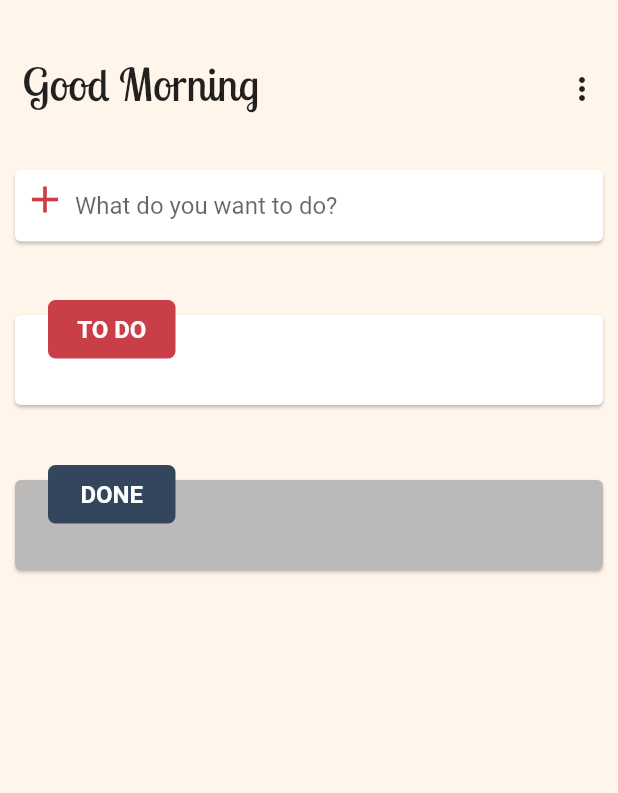
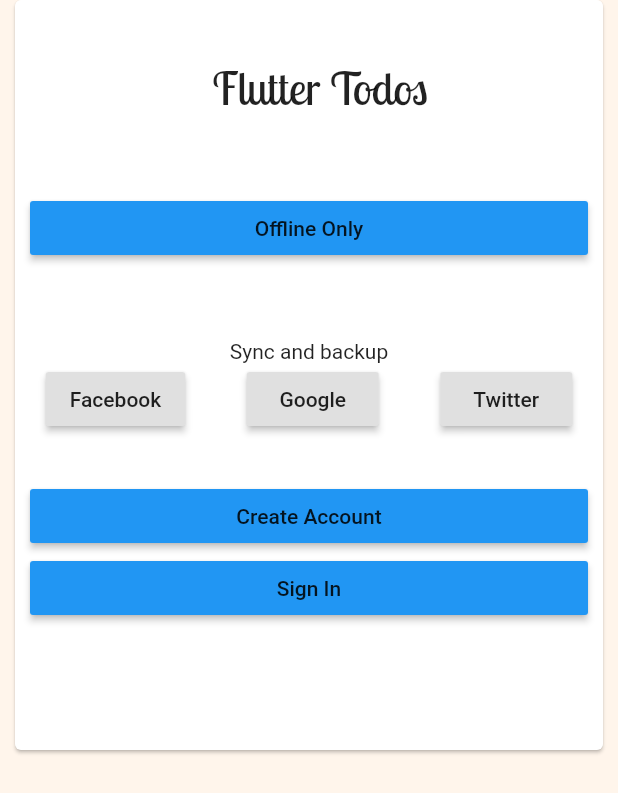
Before and after one commit to mahmudahsan/flutter_todos, a Flutter app: the screen it shows after launch, on a phone screen of 412 x 824 dp. Shown: the top 793 px of the screen. Run offline on Flutter 3.47's test engine with Material 2 defaults, Android fonts, the phone set to English and light mode, and no system bars; our stand-ins replace share, sqflite; accounts and stored records are empty.

Commit message:
launch screen with login ui on progress

```diff
--- a/lib/constants.dart
+++ b/lib/constants.dart
@@ -1,4 +1,4 @@
-const kAppTitle = 'flutter_todos';
+const kAppTitle = 'Flutter Todos';
 
 const kAboutPageUrl = 'http://ithinkdiff.net';
 const kAppPortfolioApple =
--- a/lib/main.dart
+++ b/lib/main.dart
@@ -6,6 +6,7 @@
 import 'package:flutter/material.dart';
 import 'package:flutter_todos/constants.dart';
 import 'package:flutter_todos/widgets/header.dart';
+import 'package:flutter_todos/widgets/launch_screen.dart';
 import 'package:flutter_todos/widgets/task_input.dart';
 import 'package:flutter_todos/widgets/todo.dart';
 import 'package:flutter_todos/widgets/done.dart';
@@ -25,7 +26,7 @@ class TodosApp extends StatelessWidget {
         backgroundColor: Color(0xfffff5eb),
       ),
       title: kAppTitle,
-      home: HomeScreen(),
+      home: LaunchScreen(), // HomeScreen(),
     );
   }
 }
--- /dev/null
+++ b/lib/widgets/launch_screen.dart
@@ -0,0 +1,103 @@
+/**
+ * Created by Mahmud Ahsan
+ * https://github.com/mahmudahsan
+ */
+import 'package:flutter/material.dart';
+import 'package:flutter_todos/widgets/header.dart';
+import 'package:flutter_todos/constants.dart';
+
+class LaunchScreen extends StatefulWidget {
+  @override
+  _LaunchScreenState createState() => _LaunchScreenState();
+}
+
+class _LaunchScreenState extends State<LaunchScreen> {
+  @override
+  Widget build(BuildContext context) {
+    return Scaffold(
+      backgroundColor: Theme.of(context).backgroundColor,
+      body: Card(
+        margin: EdgeInsets.symmetric(horizontal: 10),
+        color: Colors.white,
+        child: Container(
+          width: MediaQuery.of(context).size.width,
+          height: 500,
+          child: Column(
+            crossAxisAlignment: CrossAxisAlignment.start,
+            children: <Widget>[
+              SizedBox(
+                height: 10,
+              ),
+              Center(
+                child: Header(
+                  msg: kAppTitle,
+                ),
+              ),
+              SizedBox(
+                height: 50,
+              ),
+              Container(
+                child: Column(
+                  children: <Widget>[
+                    Container(
+                      margin: EdgeInsets.symmetric(horizontal: 10),
+                      child: ButtonTheme(
+                        minWidth: double.infinity,
+                        child: RaisedButton(
+                          onPressed: () {},
+                          child: Text('Offline Only'),
+                        ),
+                      ),
+                    ),
+                    SizedBox(
+                      height: 50,
+                    ),
+                    Text('Sync and backup'),
+                    Row(
+                      mainAxisAlignment: MainAxisAlignment.spaceAround,
+                      children: <Widget>[
+                        RaisedButton(
+                          onPressed: () {},
+                          child: Text('Facebook'),
+                        ),
+                        RaisedButton(
+                          onPressed: () {},
+                          child: Text('Google'),
+                        ),
+                        RaisedButton(
+                          onPressed: () {},
+                          child: Text('Twitter'),
+                        ),
+                      ],
+                    ),
+                    SizedBox(
+                      height: 30,
+                    ),
+                    Container(
+                      margin: EdgeInsets.symmetric(horizontal: 10),
+                      child: ButtonTheme(
+                        minWidth: double.infinity,
+                        child: Column(
+                          children: <Widget>[
+                            RaisedButton(
+                              onPressed: () {},
+                              child: Text('Create Account'),
+                            ),
+                            RaisedButton(
+                              onPressed: () {},
+                              child: Text('Sign In'),
+                            ),
+                          ],
+                        ),
+                      ),
+                    ),
+                  ],
+                ),
+              ),
+            ],
+          ),
+        ),
+      ),
+    );
+  }
+}
```
